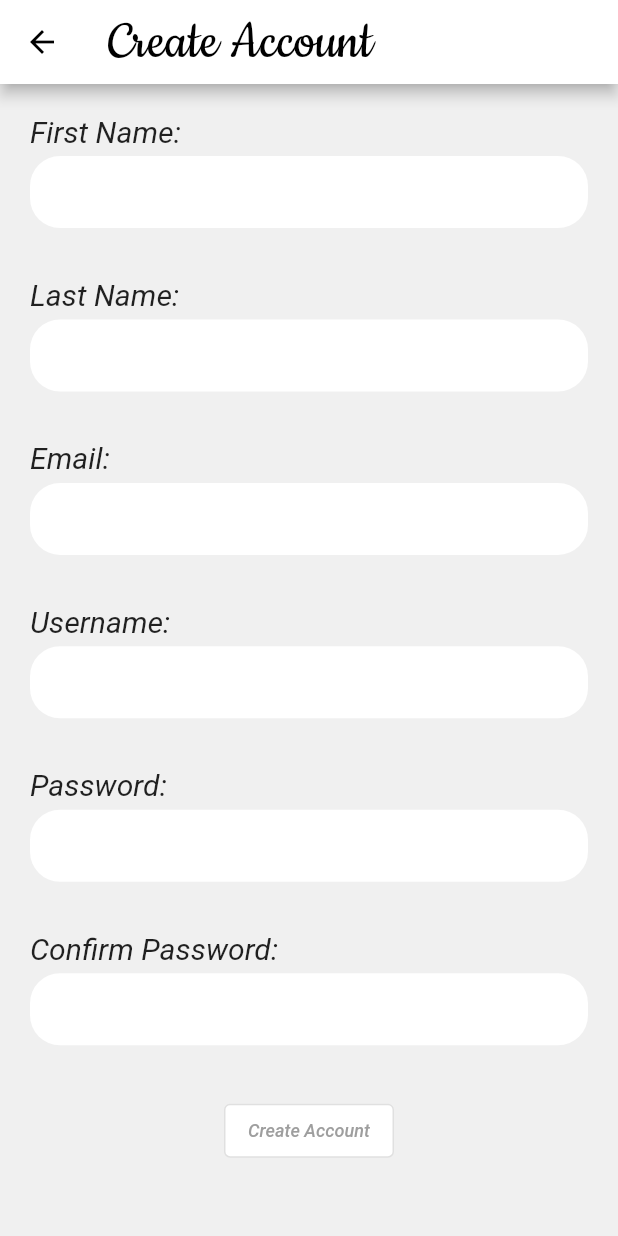
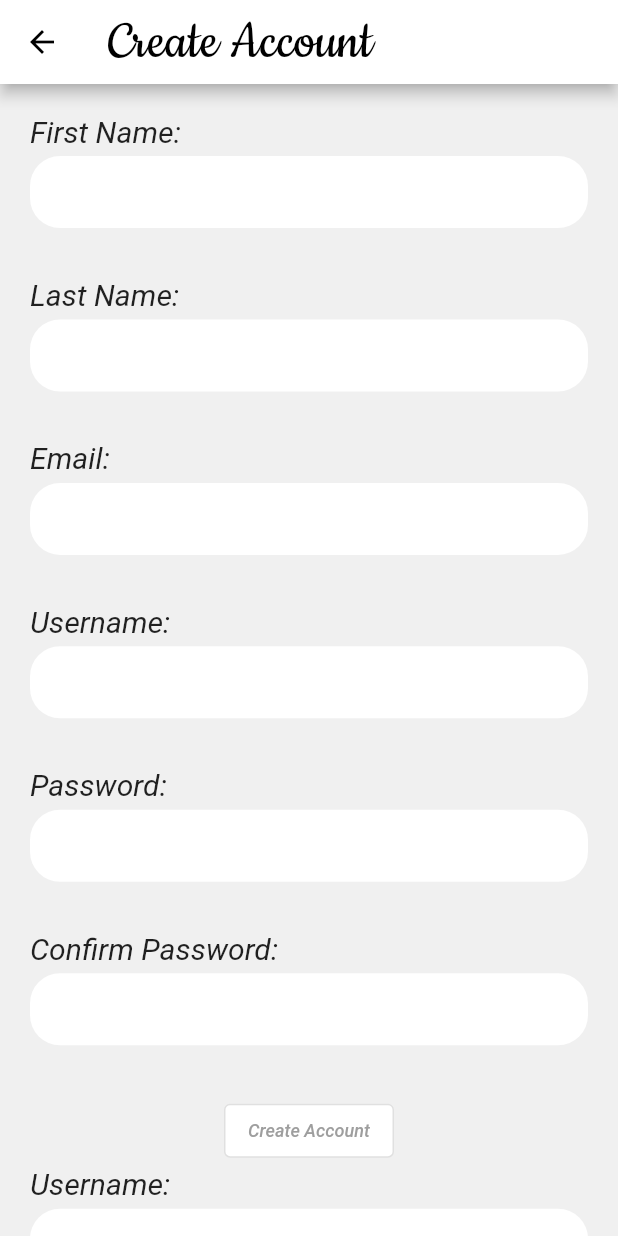
Before and after one commit to nextstepsyep/community-on-demand-2021, a Flutter app: the screen it shows after launch, after a tap on "Click here to create an account.", on a phone screen of 412 x 824 dp. Run offline on Flutter 3.47's test engine with Material 2 defaults, Android fonts, the phone set to English and light mode, and no system bars.

Commit message:
Added validation to text fields

```diff
--- a/lib/Screens/CreateAccount/create_account_screen.dart
+++ b/lib/Screens/CreateAccount/create_account_screen.dart
@@ -1,4 +1,8 @@
 import 'package:community_on_demand_code_demo/Screens/Home/home_screen.dart';
+import 'package:community_on_demand_code_demo/Widgets/create_account_entry_widget.dart';
+import 'package:community_on_demand_code_demo/Widgets/app_button_widget.dart';
+import 'package:community_on_demand_code_demo/Widgets/create_account_form.dart';
+
 import 'package:flutter/material.dart';
 
 class CreateAccountScreen extends StatelessWidget {
@@ -29,202 +33,54 @@ class CreateAccountScreen extends StatelessWidget {
             padding: const EdgeInsets.all(20.0),
             child: Column(
               children: [
-                Padding(
-                  padding: const EdgeInsets.fromLTRB(0, 0, 0, 5),
-                  child: Align(
-                    alignment: Alignment.centerLeft,
-                    child: Text(
-                      'First Name:',
-                      textAlign: TextAlign.left,
-                      style: TextStyle(
-                        fontSize: 20.0,
-                        fontStyle: FontStyle.italic,
-                      ),
-                    ),
-                  ),
-                ),
-                Container(
-                  decoration: BoxDecoration(
-                    color: Colors.white,
-                    borderRadius: BorderRadius.circular(20),
-                  ),
-                  child: TextField(
-                    decoration: InputDecoration(
-                      border: InputBorder.none,
-                      contentPadding: EdgeInsets.fromLTRB(10.0, 0, 0, 0),
-                    ),
-                  ),
+                CreateAccountEntry(
+                  entryText: 'First Name'
                 ),
                 SizedBox(
                   height: screenHeight * 0.04,
                 ),
-                Padding(
-                  padding: const EdgeInsets.fromLTRB(0, 0, 0, 5),
-                  child: Align(
-                    alignment: Alignment.centerLeft,
-                    child: Text(
-                      'Last Name:',
-                      textAlign: TextAlign.left,
-                      style: TextStyle(
-                        fontSize: 20.0,
-                        fontStyle: FontStyle.italic,
-                      ),
-                    ),
-                  ),
-                ),
-                Container(
-                  decoration: BoxDecoration(
-                    color: Colors.white,
-                    borderRadius: BorderRadius.circular(20),
-                  ),
-                  child: TextField(
-                    decoration: InputDecoration(
-                      border: InputBorder.none,
-                      contentPadding: EdgeInsets.fromLTRB(10.0, 0, 0, 0),
-                    ),
-                  ),
+                CreateAccountEntry(
+                  entryText: 'Last Name'
                 ),
                 SizedBox(
                   height: screenHeight * 0.04,
                 ),
-                Padding(
-                  padding: const EdgeInsets.fromLTRB(0, 0, 0, 5),
-                  child: Align(
-                    alignment: Alignment.centerLeft,
-                    child: Text(
-                      'Email:',
-                      textAlign: TextAlign.left,
-                      style: TextStyle(
-                        fontSize: 20.0,
-                        fontStyle: FontStyle.italic,
-                      ),
-                    ),
-                  ),
-                ),
-                Container(
-                  decoration: BoxDecoration(
-                    color: Colors.white,
-                    borderRadius: BorderRadius.circular(20),
-                  ),
-                  child: TextField(
-                    decoration: InputDecoration(
-                      border: InputBorder.none,
-                      contentPadding: EdgeInsets.fromLTRB(10.0, 0, 0, 0),
-                    ),
-                  ),
+                CreateAccountEntry(
+                  entryText: 'Email'
                 ),
                 SizedBox(
                   height: screenHeight * 0.04,
                 ),
-                Padding(
-                  padding: const EdgeInsets.fromLTRB(0, 0, 0, 5),
-                  child: Align(
-                    alignment: Alignment.centerLeft,
-                    child: Text(
-                      'Username:',
-                      textAlign: TextAlign.left,
-                      style: TextStyle(
-                        fontSize: 20.0,
-                        fontStyle: FontStyle.italic,
-                      ),
-                    ),
-                  ),
-                ),
-                Container(
-                  decoration: BoxDecoration(
-                    color: Colors.white,
-                    borderRadius: BorderRadius.circular(20),
-                  ),
-                  child: TextField(
-                    decoration: InputDecoration(
-                      border: InputBorder.none,
-                      contentPadding: EdgeInsets.fromLTRB(10.0, 0, 0, 0),
-                    ),
-                  ),
+                CreateAccountEntry(
+                  entryText: 'Username'
                 ),
                 SizedBox(
                   height: screenHeight * 0.04,
                 ),
-                Padding(
-                  padding: const EdgeInsets.fromLTRB(0, 0, 0, 5),
-                  child: Align(
-                    alignment: Alignment.centerLeft,
-                    child: Text(
-                      'Password:',
-                      textAlign: TextAlign.left,
-                      style: TextStyle(
-                        fontSize: 20.0,
-                        fontStyle: FontStyle.italic,
-                      ),
-                    ),
-                  ),
-                ),
-                Container(
-                  decoration: BoxDecoration(
-                    color: Colors.white,
-                    borderRadius: BorderRadius.circular(20),
-                  ),
-                  child: TextField(
-                    obscureText: true,
-                    decoration: InputDecoration(
-                      border: InputBorder.none,
-                      contentPadding: EdgeInsets.fromLTRB(10.0, 0, 0, 0),
-                    ),
-                  ),
+                CreateAccountEntry(
+                  entryText: 'Password',
+                  obscureText: true,
                 ),
                 SizedBox(
                   height: screenHeight * 0.04,
                 ),
-                Padding(
-                  padding: const EdgeInsets.fromLTRB(0, 0, 0, 5),
-                  child: Align(
-                    alignment: Alignment.centerLeft,
-                    child: Text(
-                      'Confirm Password:',
-                      textAlign: TextAlign.left,
-                      style: TextStyle(
-                        fontSize: 20.0,
-                        fontStyle: FontStyle.italic,
-                      ),
-                    ),
-                  ),
-                ),
-                Container(
-                  decoration: BoxDecoration(
-                    color: Colors.white,
-                    borderRadius: BorderRadius.circular(20),
-                  ),
-                  child: TextField(
-                    obscureText: true,
-                    decoration: InputDecoration(
-                      border: InputBorder.none,
-                      contentPadding: EdgeInsets.fromLTRB(10.0, 0, 0, 0),
-                    ),
-                  ),
+                CreateAccountEntry(
+                  entryText: 'Confirm Password',
+                  obscureText: true,
                 ),
                 SizedBox(
                   height: screenHeight * 0.04,
                 ),
-                OutlinedButton(
+                AppButton(
+                  buttonText: 'Create Account',
                   onPressed: () {
                     Navigator.push(
                         context,
                         new MaterialPageRoute(
                             builder: (context) => new HomeScreen()));
                   },
-                  child: Text(
-                    'Create Account',
-                    style: TextStyle(
-                      fontSize: 12.0,
-                      fontStyle: FontStyle.italic,
-                      color: Colors.grey,
-                    ),
-                  ),
-                  style: ButtonStyle(
-                    backgroundColor:
-                        MaterialStateProperty.all<Color>(Colors.white),
-                  ),
                 ),
+                CreateAccountForm(),
               ],
             ),
           ),
--- a/lib/Screens/Login/login_screen.dart
+++ b/lib/Screens/Login/login_screen.dart
@@ -1,5 +1,6 @@
 import 'package:community_on_demand_code_demo/Screens/CreateAccount/create_account_screen.dart';
 import 'package:community_on_demand_code_demo/Screens/Home/home_screen.dart';
+import 'package:community_on_demand_code_demo/Widgets/app_button_widget.dart';
 import 'package:flutter/material.dart';
 
 class LoginScreen extends StatelessWidget {
@@ -128,25 +129,14 @@ class LoginScreen extends StatelessWidget {
                   ),
                 ),
               ),
-              OutlinedButton(
+              AppButton(
+                buttonText: 'Login',
                 onPressed: () {
-                  Navigator.push(
-                      context,
-                      new MaterialPageRoute(
-                          builder: (context) => new HomeScreen()));
+                    Navigator.push(
+                        context,
+                        new MaterialPageRoute(
+                            builder: (context) => new HomeScreen()));
                 },
-                child: Text(
-                  'Login',
-                  style: TextStyle(
-                    fontSize: 12.0,
-                    fontStyle: FontStyle.italic,
-                    color: Colors.grey,
-                  ),
-                ),
-                style: ButtonStyle(
-                  backgroundColor:
-                      MaterialStateProperty.all<Color>(Colors.white),
-                ),
               ),
               SizedBox(
                 height: screenHeight * 0.1,
--- /dev/null
+++ b/lib/Widgets/app_button_widget.dart
@@ -0,0 +1,30 @@
+import 'package:flutter/material.dart';
+
+class AppButton extends StatelessWidget {
+  final String buttonText;
+  final onPressed;
+
+  AppButton({
+    this.buttonText = "",
+    this.onPressed,
+  });
+
+  @override
+  Widget build(BuildContext context) {
+    return OutlinedButton(
+      onPressed: onPressed,
+      child: Text(
+        buttonText,
+        style: TextStyle(
+          fontSize: 12.0,
+          fontStyle: FontStyle.italic,
+          color: Colors.grey,
+        ),
+      ),
+      style: ButtonStyle(
+        backgroundColor:
+            MaterialStateProperty.all<Color>(Colors.white),
+      ),
+    );
+  }
+}
--- /dev/null
+++ b/lib/Widgets/create_account_entry_widget.dart
@@ -0,0 +1,46 @@
+import 'package:flutter/material.dart';
+
+class CreateAccountEntry extends StatelessWidget {
+  final String entryText;
+  final bool obscureText;
+
+  CreateAccountEntry({
+    this.entryText = "",
+    this.obscureText = false,
+  });
+
+  @override
+  Widget build(BuildContext context) {
+    return Column(
+      children: [
+        Padding(
+          padding: const EdgeInsets.fromLTRB(0, 0, 0, 5),
+          child: Align(
+            alignment: Alignment.centerLeft,
+            child: Text(
+              '$entryText:',
+              textAlign: TextAlign.left,
+              style: TextStyle(
+                fontSize: 20.0,
+                fontStyle: FontStyle.italic,
+              ),
+            ),
+          ),
+        ),
+        Container(
+          decoration: BoxDecoration(
+            color: Colors.white,
+            borderRadius: BorderRadius.circular(20),
+          ),
+          child: TextField(
+            obscureText: obscureText,
+            decoration: InputDecoration(
+              border: InputBorder.none,
+              contentPadding: EdgeInsets.fromLTRB(10.0, 0, 0, 0),
+            ),
+          ),
+        ),
+      ],
+      );
+  }
+}
--- /dev/null
+++ b/lib/Widgets/create_account_form.dart
@@ -0,0 +1,64 @@
+import 'package:flutter/material.dart';
+
+class CreateAccountForm extends StatefulWidget {
+  const CreateAccountForm({Key? key}) : super(key: key);
+
+  @override
+  _CreateAccountFormState createState() => _CreateAccountFormState();
+}
+
+class _CreateAccountFormState extends State<CreateAccountForm> {
+  @override
+  Widget build(BuildContext context) {
+    final _formKey = GlobalKey<FormState>();
+    final Decoration customBoxDecoration = BoxDecoration(color: Colors.white, borderRadius: BorderRadius.circular(20),);
+
+    return Form(
+      key: _formKey,
+      child: Column(
+        children: [
+          CustomFormLabel(labelText: "Username:"),
+          Container(
+            decoration: customBoxDecoration,
+            child: TextFormField(
+              decoration: InputDecoration(border: InputBorder.none),
+              validator: (value) {
+                if (value == null || value.isEmpty) {
+                  return "Please enter a username";
+                } else {
+                  return null;
+                }
+              },
+            ),
+          ),
+        ],
+      ),
+    );
+  }
+}
+
+class CustomFormLabel extends StatelessWidget {
+  final String labelText;
+
+  CustomFormLabel ({
+    this.labelText = "",
+  });
+
+  @override
+  Widget build(BuildContext context) {
+    return Padding(
+      padding: const EdgeInsets.fromLTRB(0, 0, 0, 5),
+      child: Align(
+        alignment: Alignment.centerLeft,
+        child: Text(
+          labelText,
+          textAlign: TextAlign.left,
+          style: TextStyle(
+            fontSize: 20.0,
+            fontStyle: FontStyle.italic,
+          ),
+        ),
+      ),
+    );
+  }
+}
--- a/pubspec.yaml
+++ b/pubspec.yaml
@@ -18,7 +18,7 @@ publish_to: 'none' # Remove this line if you wish to publish to pub.dev
 version: 1.0.0+1
 
 environment:
-  sdk: ">=2.7.0 <3.0.0"
+  sdk: ">=2.12.0 <3.0.0"
 
 dependencies:
   flutter:
```
Also changed, not shown: pubspec.lock.
